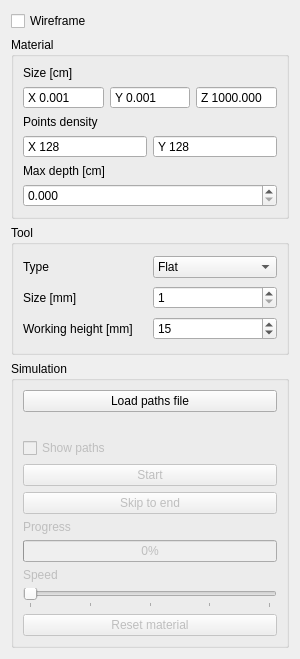
The window that Controls/Modules/CNCRouterModule/cncroutermodule.ui (VenMolom/GeometricModeling) describes before a commit, drawn with Qt 5.
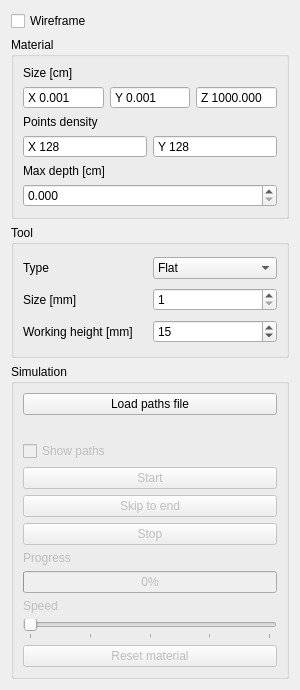
The same window after the commit.

What changed in the file:
```diff
--- a/Controls/Modules/CNCRouterModule/cncroutermodule.ui
+++ b/Controls/Modules/CNCRouterModule/cncroutermodule.ui
@@ -7,7 +7,7 @@
     <x>0</x>
     <y>0</y>
     <width>300</width>
-    <height>659</height>
+    <height>690</height>
    </rect>
   </property>
   <property name="windowTitle">
@@ -44,20 +44,55 @@
          <property name="bottomMargin">
           <number>0</number>
          </property>
-         <item row="0" column="0">
-          <widget class="QLabel" name="filenameLabel">
+         <item row="12" column="0">
+          <widget class="QPushButton" name="resetButton">
            <property name="text">
-            <string/>
+            <string>Reset material</string>
            </property>
           </widget>
          </item>
-         <item row="7" column="0">
+         <item row="1" column="0">
+          <widget class="QCheckBox" name="showPaths">
+           <property name="text">
+            <string>Show paths</string>
+           </property>
+          </widget>
+         </item>
+         <item row="8" column="0">
           <widget class="QProgressBar" name="progressBar">
            <property name="value">
             <number>0</number>
            </property>
           </widget>
          </item>
+         <item row="9" column="0">
+          <widget class="QLabel" name="speedLabel">
+           <property name="text">
+            <string>Speed</string>
+           </property>
+          </widget>
+         </item>
+         <item row="5" column="0">
+          <widget class="QLabel" name="progressLabel">
+           <property name="text">
+            <string>Progress</string>
+           </property>
+          </widget>
+         </item>
+         <item row="0" column="0">
+          <widget class="QLabel" name="filenameLabel">
+           <property name="text">
+            <string/>
+           </property>
+          </widget>
+         </item>
+         <item row="3" column="0">
+          <widget class="QPushButton" name="skipButton">
+           <property name="text">
+            <string>Skip to end</string>
+           </property>
+          </widget>
+         </item>
          <item row="2" column="0">
           <widget class="QPushButton" name="startButton">
            <property name="text">
@@ -65,7 +100,7 @@
            </property>
           </widget>
          </item>
-         <item row="10" column="0">
+         <item row="11" column="0">
           <widget class="QSlider" name="speed">
            <property name="minimum">
             <number>1</number>
@@ -90,38 +125,10 @@
            </property>
           </widget>
          </item>
-         <item row="3" column="0">
-          <widget class="QPushButton" name="skipButton">
-           <property name="text">
-            <string>Skip to end</string>
-           </property>
-          </widget>
-         </item>
-         <item row="8" column="0">
-          <widget class="QLabel" name="speedLabel">
-           <property name="text">
-            <string>Speed</string>
-           </property>
-          </widget>
-         </item>
-         <item row="11" column="0">
-          <widget class="QPushButton" name="resetButton">
-           <property name="text">
-            <string>Reset material</string>
-           </property>
-          </widget>
-         </item>
          <item row="4" column="0">
-          <widget class="QLabel" name="progressLabel">
+          <widget class="QPushButton" name="stopButton">
            <property name="text">
-            <string>Progress</string>
-           </property>
-          </widget>
-         </item>
-         <item row="1" column="0">
-          <widget class="QCheckBox" name="showPaths">
-           <property name="text">
-            <string>Show paths</string>
+            <string>Stop</string>
            </property>
           </widget>
          </item>
```
